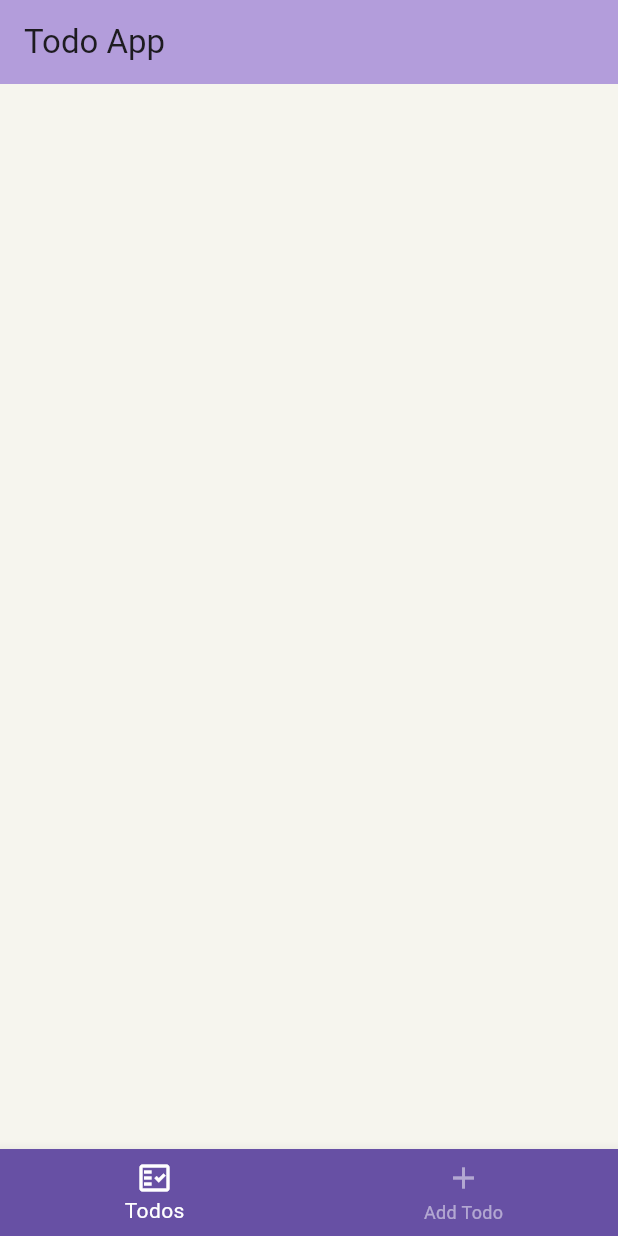
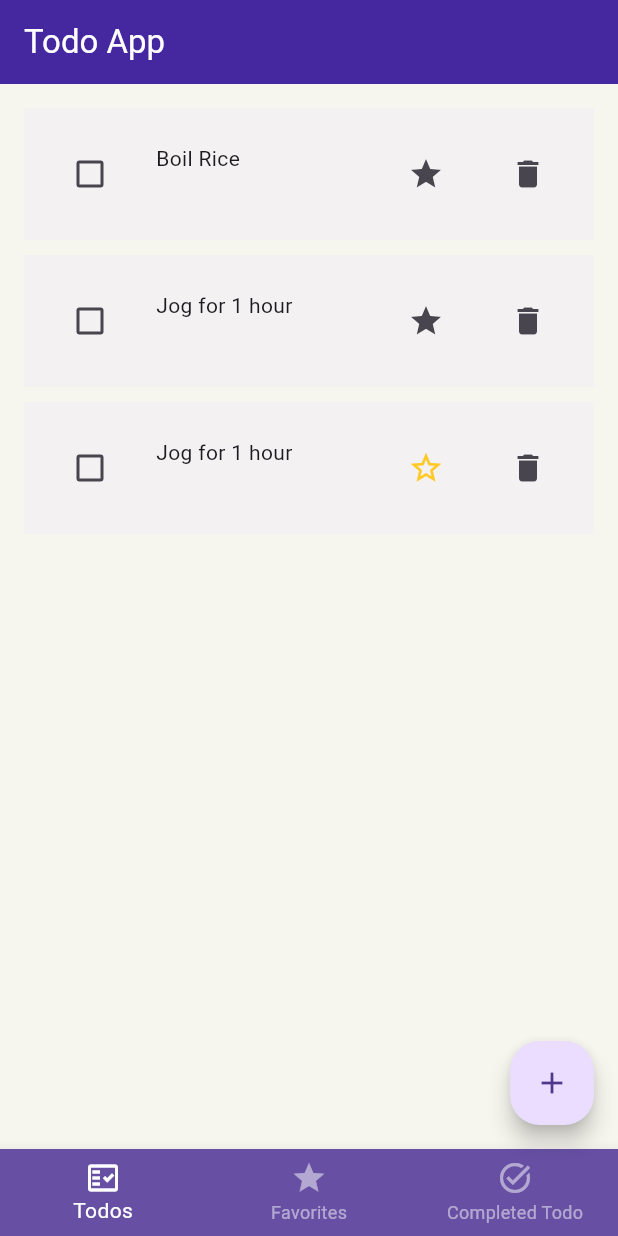
Before and after one commit to adeniran-adebowale/todo_app, a Flutter app: the screen it shows after launch, on a phone screen of 412 x 824 dp. Run offline on Flutter 3.47's test engine with Material 3 defaults, Android fonts, the phone set to English and light mode, and no system bars.

Commit message:
added more features

```diff
--- a/lib/main.dart
+++ b/lib/main.dart
@@ -1,27 +1,33 @@
+// ignore_for_file: prefer_const_constructors
+
 import 'package:flutter/material.dart';
+import 'package:provider/provider.dart';
 import 'package:todo_app/src/features/homepage.dart';
+import 'package:todo_app/src/services/provider_todo.dart';
 
 void main() {
-  runApp(const TodoApp());
+  runApp(ChangeNotifierProvider<TodoList>(
+ child: TodoApp(),
+ create: (context) => TodoList(),
+ ),);
 }
 
 class TodoApp extends StatelessWidget {
-  static const String title='Todo App';
+  static const String title = 'Todo App';
 
   const TodoApp({super.key});
 
   @override
-  Widget build(BuildContext context)=> MaterialApp(
+  Widget build(BuildContext context) => MaterialApp(
         debugShowCheckedModeBanner: false,
         title: title,
         theme: ThemeData(
-      primarySwatch: Colors.indigo,
+          primarySwatch: Colors.purple,
           appBarTheme: AppBarTheme(
-        color: Colors.deepPurple.shade200,
+            color:Colors.deepPurple[800],
           ),
-      scaffoldBackgroundColor: Color(0xFFf6f5ee)
+          scaffoldBackgroundColor: Color(0xFFf6f5ee),
         ),
         home: HomePage(),
-
       );
 }
--- a/lib/src/features/homepage.dart
+++ b/lib/src/features/homepage.dart
@@ -1,5 +1,9 @@
 import 'package:flutter/material.dart';
 import 'package:todo_app/main.dart';
+import 'package:todo_app/src/features/addtodo.dart';
+import 'package:todo_app/src/features/todo_completed_view.dart';
+import 'package:todo_app/src/features/todo_favorite_view.dart';
+import 'package:todo_app/src/features/todo_list_view.dart';
 
 class HomePage extends StatefulWidget {
   const HomePage({super.key});
@@ -12,28 +16,47 @@ class _TodoAppState extends State<HomePage> {
   int selectedIndex = 0;
   @override
   Widget build(BuildContext context) {
-final tabs=[ Container(), Container() ];
+    final tabs = [TodoListView(), TodoFavoriteView() , TodoCompletedView(), Container()];
 
     return Scaffold(
       appBar: AppBar(
-        title: Text(TodoApp.title),
+        title: Text(
+          TodoApp.title,
+          style: TextStyle(color: Colors.white),
+        ),
       ),
       bottomNavigationBar: BottomNavigationBar(
         backgroundColor: Theme.of(context).primaryColor,
         unselectedItemColor: Colors.white.withOpacity(0.5),
         selectedItemColor: Colors.white,
         currentIndex: selectedIndex,
-    onTap: (index)=>setState(() {
-      selectedIndex=index;
+        onTap: (index) => setState(() {
+          selectedIndex = index;
         }),
         items: [
-      BottomNavigationBarItem(icon: Icon(Icons.fact_check_outlined),label: 'Todos',),
-    BottomNavigationBarItem(icon: Icon(Icons.add),label: 'Add Todo',),
-
+          BottomNavigationBarItem(
+            icon: Icon(Icons.fact_check_outlined),
+            label: 'Todos',
+          ),
+          BottomNavigationBarItem(
+            icon: Icon(Icons.star),
+            label: 'Favorites',
+          ),
+          BottomNavigationBarItem(
+            icon: Icon(Icons.task_alt),
+            label: 'Completed Todo',
+          ),
         ],
       ),
       body: tabs[selectedIndex],
+      floatingActionButton: FloatingActionButton(
+        shape: RoundedRectangleBorder(borderRadius: BorderRadius.circular(20)),
+        onPressed: ()=>showDialog(context: context, barrierDismissible: false,builder: (context) {
 
+          return AddTodo();
+        },),
+        child: Icon(Icons.add),
+      ),
 
     );
   }
--- /dev/null
+++ b/lib/src/features/todo_list_view.dart
@@ -0,0 +1,30 @@
+import 'package:flutter/material.dart';
+import 'package:provider/provider.dart';
+import 'package:todo_app/src/features/todo_widget.dart';
+import 'package:todo_app/src/models/todo.dart';
+import 'package:todo_app/src/services/provider_todo.dart';
+
+class TodoListView extends StatelessWidget {
+  const TodoListView({super.key});
+
+  @override
+  Widget build(BuildContext context) {
+final provider = Provider.of<TodoList>(context);
+final todos= provider.todos;
+
+
+
+
+    return todos.isEmpty ? Text("No Todos At this time",style: TextStyle(fontSize: 20),): ListView.separated(
+      physics: BouncingScrollPhysics(),
+      padding: EdgeInsets.all(16),
+      separatorBuilder: (context, index) => Container(height: 10,),
+itemCount: todos.length,
+itemBuilder: (context,index){
+  final todo=todos[index];
+return TodoWidget(todo: todo);
+},
+
+    );
+  }
+}
--- /dev/null
+++ b/lib/src/features/todo_widget.dart
@@ -0,0 +1,33 @@
+
+import 'package:flutter/material.dart';
+import 'package:todo_app/src/models/todo.dart';
+
+class TodoWidget extends StatelessWidget{
+  final Todo todo;
+
+  const TodoWidget({required this.todo, Key? key,}):super(key: key);
+
+  @override
+  Widget build(BuildContext context) => Container(
+    padding: EdgeInsets.all(20),
+    color: const Color.fromARGB(255, 243, 241, 241),
+    child: Row(children: [
+      Checkbox(
+        activeColor: Theme.of(context).primaryColor,
+        checkColor: Colors.white,
+        value: todo.isCompleted, onChanged: (onChanged){}),
+        const SizedBox(width: 20,),
+        Expanded(child: Column(crossAxisAlignment: CrossAxisAlignment.start,children: [
+          Text(todo.title),
+          Text(todo.description),
+        ],)),
+        const SizedBox(width: 20,),
+        IconButton(onPressed: (){}, icon: todo.isStarred ? Icon(Icons.star_border,color: Colors.amber[400],) : Icon(Icons.star)),
+        const SizedBox(width: 20,),
+        IconButton(onPressed: (){}, icon: Icon(Icons.delete)),
+    ],),
+  );
+
+
+
+}
--- a/lib/src/models/todo.dart
+++ b/lib/src/models/todo.dart
@@ -0,0 +1,16 @@
+class Todo{
+String id;
+String title;
+String description;
+DateTime createdTime;
+bool isCompleted=false;
+bool isStarred=false;
+
+
+Todo({required this.title, this.isCompleted=false,this.id='', required this.createdTime, this.description='',this.isStarred=false});
+
+}
+
+class TodoField{
+  static const createdTime='createdTime';
+}
--- /dev/null
+++ b/lib/src/services/provider_todo.dart
@@ -0,0 +1,19 @@
+import 'package:flutter/material.dart';
+import 'package:todo_app/src/models/todo.dart';
+
+class TodoList with ChangeNotifier{
+List<Todo> _todoList=[Todo(title: 'Boil Rice', createdTime: DateTime.now()),Todo(title: 'Jog for 1 hour', createdTime: DateTime.now()),Todo(title: 'Jog for 1 hour', createdTime: DateTime.now(),isStarred: true)];
+
+
+
+
+List<Todo> get todos=> _todoList.where((todo)=> todo.isCompleted==false).toList();
+List<Todo> get favorite_todos=> _todoList.where((todo)=> todo.isStarred==true && todo.isCompleted==false).toList();
+List<Todo> get completed_todos=> _todoList.where((todo)=> todo.isCompleted==true).toList();
+
+updateList(){
+
+}
+
+
+}
--- a/pubspec.yaml
+++ b/pubspec.yaml
@@ -9,6 +9,8 @@ environment:
 dependencies:
   flutter:
     sdk: flutter
+  provider: ^6.1.2
+  flutter_slidable: ^3.1.0
 
 dev_dependencies:
   flutter_test:
```
Also changed, not shown: lib/src/features/add_todo_form.dart (added, +78 -0 lines), lib/src/features/addtodo.dart (added, +32 -0 lines), lib/src/features/todo_completed_view.dart (added, +30 -0 lines), lib/src/features/todo_favorite_view.dart (added, +30 -0 lines), pubspec.lock. Lines whose indentation alone changed are shown as unchanged.
